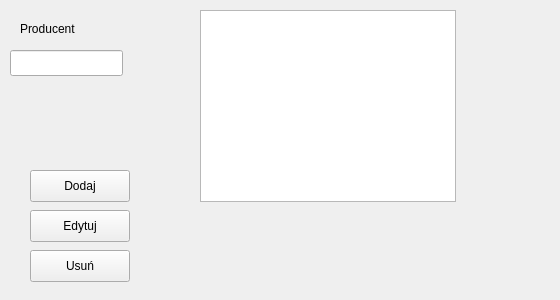
arekbr/Inwentaryzacja, file vendors.ui: the form before one commit.
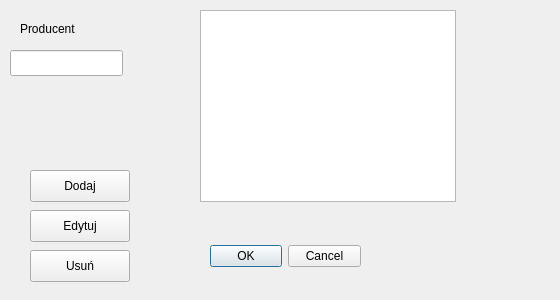
The form after the commit.

```diff
--- a/vendors.ui
+++ b/vendors.ui
@@ -85,6 +85,19 @@
     </rect>
    </property>
   </widget>
+  <widget class="QDialogButtonBox" name="buttonBox">
+   <property name="geometry">
+    <rect>
+     <x>210</x>
+     <y>240</y>
+     <width>151</width>
+     <height>32</height>
+    </rect>
+   </property>
+   <property name="standardButtons">
+    <set>QDialogButtonBox::Cancel|QDialogButtonBox::Ok</set>
+   </property>
+  </widget>
  </widget>
  <resources/>
  <connections/>
```
